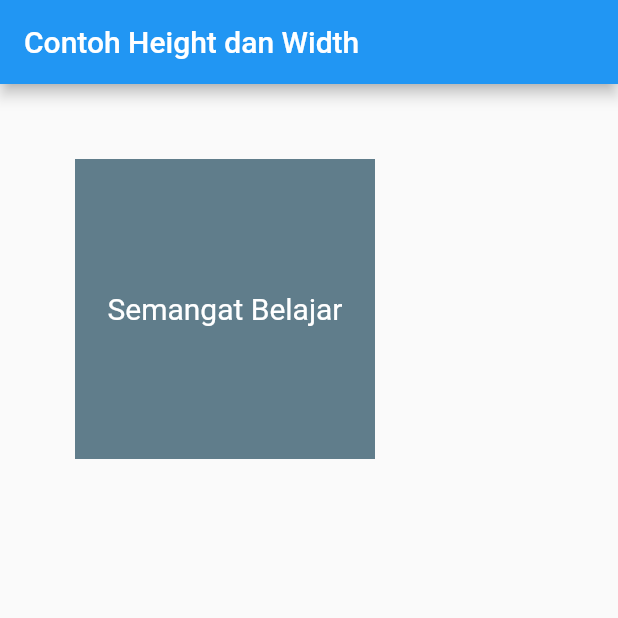
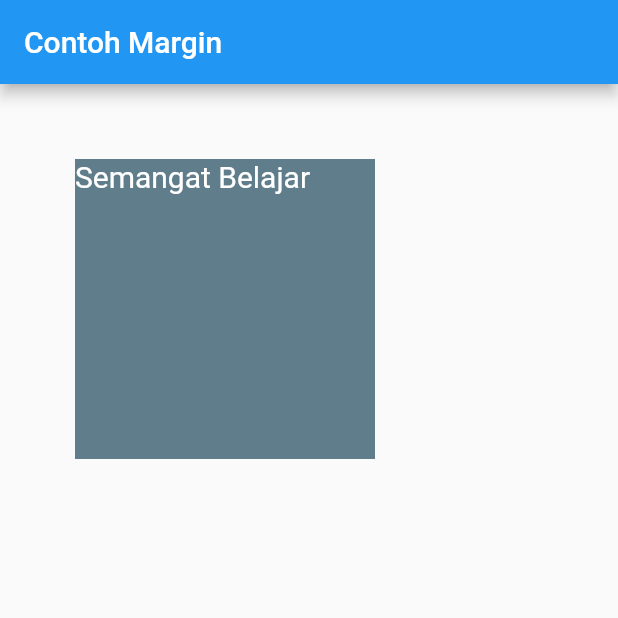
Before and after one commit to polinema-mobile/praktikum-02-layout-web-bola-putriwahyun, a Flutter app: the screen it shows after launch, on a phone screen of 412 x 824 dp, the top half of it. Run offline on Flutter 3.47's test engine with Material 2 defaults, Android fonts, the phone set to English and light mode, and no system bars.

Commit message:
Property Margin

```diff
--- a/lib/main.dart
+++ b/lib/main.dart
@@ -9,12 +9,12 @@ class MyApp extends StatelessWidget {
   Widget build(BuildContext context) {
     return MaterialApp(
       home: Scaffold(
-        appBar: AppBar(title: Text("Contoh Height dan Width")),
+        appBar: AppBar(title: Text("Contoh Margin")),
         body: Container(
             margin: EdgeInsets.all(50),
             height: 200,
             width: 200,
-            alignment: Alignment.center,
+            alignment: Alignment.topLeft,
             color: Colors.blueGrey,
             child: Text(
               'Semangat Belajar',
```
